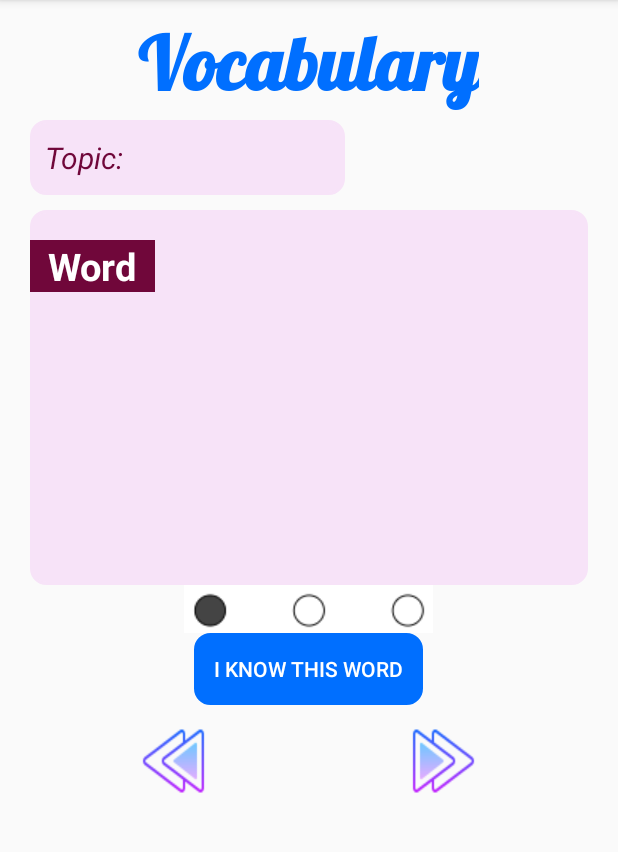
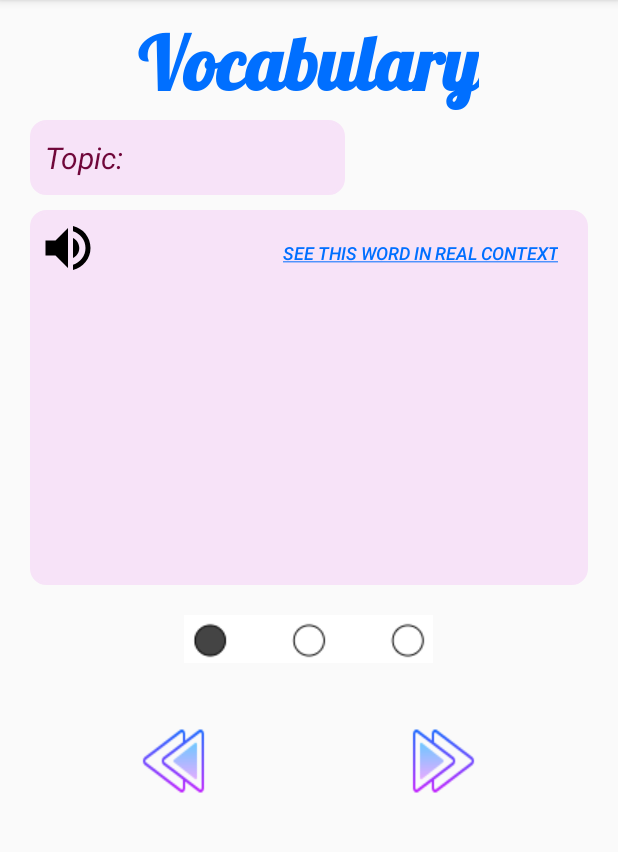
Before and after one commit to ndkhanh360/anna, an Android app: the DetailVocab screen opened directly, with no data from a screen before it, on a phone screen of 412 x 824 dp, the part 84-936 px from its top. Run offline under Robolectric (Android 15) with nearby library versions, the light colour scheme and no system bars; our stand-ins replace Firebase (no records; nobody signed in at launch, a user with empty details on screens opened directly); 6 statements that could not run were skipped.

Commit message:
modify study vocab  flow, delete pronunciation

```diff
--- a/app/src/main/java/com/example/anna/DetailVocab.java
+++ b/app/src/main/java/com/example/anna/DetailVocab.java
@@ -5,6 +5,7 @@ import androidx.appcompat.app.AppCompatActivity;
 import android.content.Intent;
 import android.graphics.Color;
 import android.os.Bundle;
+import android.speech.tts.TextToSpeech;
 import android.util.Log;
 import android.view.GestureDetector;
 import android.view.MotionEvent;
@@ -13,16 +14,19 @@ import android.widget.Button;
 import android.widget.ImageView;
 import android.widget.LinearLayout;
 import android.widget.TextView;
+import android.widget.Toast;
 
 import java.util.ArrayList;
+import java.util.Locale;
 
 public class DetailVocab extends AppCompatActivity {
-    private TextView tv_save, tv_topic, tv_content;
+    private TextView tv_save, tv_topic;
+    String word;
     private  Button btnNext, btnFinish;
     ImageView imageView;
 
     ArrayList<Vocabulary> arrVocab = new ArrayList<>();
-
+    TextToSpeech textToSpeech;
     Vocabulary vocab;
 
     public static final String Topic = "t";
@@ -45,10 +49,19 @@ public class DetailVocab extends AppCompatActivity {
         super.onCreate(savedInstanceState);
         setContentView(R.layout.activity_detail_vocab);
 
+        textToSpeech=new TextToSpeech(getApplicationContext(), new TextToSpeech.OnInitListener() {
+            @Override
+            public void onInit(int status) {
+                if(status != TextToSpeech.ERROR) {
+                    textToSpeech.setLanguage(Locale.UK);
+                }
+            }
+        });
+
         arrVocab = Topic_Vocab.vocabArrayList;
 
         tv_topic = findViewById(R.id.tv_topic);
-        tv_content = findViewById(R.id.tv_content);
+//        tv_content = findViewById(R.id.tv_content);
         tv_save = findViewById(R.id.tv_word);
 
         ln = findViewById(R.id.ln_word);
@@ -89,6 +102,23 @@ public class DetailVocab extends AppCompatActivity {
         startActivity(i);
     }
 
+    public void btn_onClick_VocabYouglish(View view) {
+        Intent i = new Intent(DetailVocab.this, YouGlish.class);
+        String url = "https://youglish.com/pronounce/" + word.toLowerCase() + "/english";
+        i.putExtra("url", url);
+        Log.d("url", url);
+        startActivity(i);
+    }
+
+    public void btn_onClick_Play(View view) {
+        playVocabText();
+    }
+
+    private void playVocabText() {
+        String content = tv_save.getText().toString();
+        textToSpeech.speak(content, TextToSpeech.QUEUE_FLUSH, null);
+    }
+
     class MyGesture extends  GestureDetector.SimpleOnGestureListener
     {
         @Override
@@ -121,19 +151,24 @@ public class DetailVocab extends AppCompatActivity {
         intent.putExtra(Mean, vocab.getMean());
         intent.putExtra(Example, vocab.getExample());
 
+        if(textToSpeech !=null){
+            textToSpeech.stop();
+        }
+
         if (index == 1) {
             intent.putExtra(Content, "  Word  ");
             tv_topic.setText(intent.getStringExtra(Topic));
-            tv_content.setText(intent.getStringExtra(Content));
+//            tv_content.setText(intent.getStringExtra(Content));
             tv_save.setTextSize(40);
-            tv_save.setText(intent.getStringExtra(Word));
+            word = intent.getStringExtra(Word);
+            tv_save.setText(word);
             imageView.setImageResource(R.drawable.im_word);
         }
 
         if (index == 2) {
             intent.putExtra(Content, "  Definition  ");
             tv_topic.setText(intent.getStringExtra(Topic));
-            tv_content.setText(intent.getStringExtra(Content));
+//            tv_content.setText(intent.getStringExtra(Content));
             tv_save.setTextSize(20);
             tv_save.setText(intent.getStringExtra(Mean));
 
@@ -144,12 +179,14 @@ public class DetailVocab extends AppCompatActivity {
         if (index == 3) {
             intent.putExtra(Content, "  Example  ");
             tv_topic.setText(intent.getStringExtra(Topic));
-            tv_content.setText(intent.getStringExtra(Content));
+//            tv_content.setText(intent.getStringExtra(Content));
             tv_save.setTextSize(20);
             tv_save.setText(intent.getStringExtra(Example));
 
             imageView.setImageResource(R.drawable.im_example);
         }
+
+        playVocabText();
 
     }
 
@@ -199,37 +236,37 @@ public class DetailVocab extends AppCompatActivity {
         showDetail(pos_current, index);
     }
 
-    public void btn_KnowWord(View view) {
-        String topic = tv_topic.getText().toString();
-
-        pos_current++;
-        if (pos_current > end) {
+//    public void btn_KnowWord(View view) {
+//        String topic = tv_topic.getText().toString();
+//
+//        pos_current++;
+//        if (pos_current > end) {
+////            pos_current = end;
+////
+////            btnNext.setText("Finish");
+////            btnNext.setTextColor(Color.parseColor("#ffffff"));
+////            btnNext.setBackgroundResource(R.drawable.border);
+////            btnNext.setBackgroundColor(Color.parseColor("#006fff"));
+////
+////            btnNext.setOnClickListener(new View.OnClickListener() {
+////                @Override
+////                public void onClick(View v) {
+////                    Intent i = new Intent(DetailVocab.this, Topic_Vocab.class);
+////                    startActivity(i);
+////                }
+////            });
 //            pos_current = end;
 //
-//            btnNext.setText("Finish");
-//            btnNext.setTextColor(Color.parseColor("#ffffff"));
-//            btnNext.setBackgroundResource(R.drawable.border);
-//            btnNext.setBackgroundColor(Color.parseColor("#006fff"));
-//
-//            btnNext.setOnClickListener(new View.OnClickListener() {
-//                @Override
-//                public void onClick(View v) {
-//                    Intent i = new Intent(DetailVocab.this, Topic_Vocab.class);
-//                    startActivity(i);
-//                }
-//            });
-            pos_current = end;
-
-            btnFinish.setVisibility(View.VISIBLE);
-        }
-        else {
-            while (arrVocab.get(pos_current).getTopic().compareTo(topic) != 0 && pos_current <= end) {
-                pos_current++;
-            }
-        }
-        index = 1;
-        showDetail(pos_current, index);
-    }
+//            btnFinish.setVisibility(View.VISIBLE);
+//        }
+//        else {
+//            while (arrVocab.get(pos_current).getTopic().compareTo(topic) != 0 && pos_current <= end) {
+//                pos_current++;
+//            }
+//        }
+//        index = 1;
+//        showDetail(pos_current, index);
+//    }
 
     private int getEnd(String topic, ArrayList<Vocabulary> v)
     {
@@ -241,4 +278,12 @@ public class DetailVocab extends AppCompatActivity {
         return c;
     }
 
+    public void onPause(){
+        if(textToSpeech !=null){
+            textToSpeech.stop();
+            textToSpeech.shutdown();
+        }
+        super.onPause();
+    }
+
 }
--- a/app/src/main/java/com/example/anna/StartPronun.java
+++ b/app/src/main/java/com/example/anna/StartPronun.java
@@ -17,6 +17,7 @@ public class StartPronun extends AppCompatActivity {
     public void btn_onClick_YouGlish(View view)
     {
         Intent i = new Intent(StartPronun.this, YouGlish.class);
+        i.putExtra("url", "https://youglish.com");
         startActivity(i);
     }
 }
--- a/app/src/main/java/com/example/anna/YouGlish.java
+++ b/app/src/main/java/com/example/anna/YouGlish.java
@@ -3,6 +3,7 @@ package com.example.anna;
 import androidx.appcompat.app.AppCompatActivity;
 
 import android.content.Context;
+import android.content.Intent;
 import android.net.ConnectivityManager;
 import android.net.NetworkInfo;
 import android.os.Bundle;
@@ -26,7 +27,9 @@ public class YouGlish extends AppCompatActivity {
             webSettings.setJavaScriptEnabled(true);
             myWebView.setWebViewClient(new MyWebViewClient());
 
-            myWebView.loadUrl("https://youglish.com/");
+            Intent intent = getIntent();
+            String url = intent.getStringExtra("url");
+            myWebView.loadUrl(url);
         } else {
             Toast.makeText(this.getBaseContext(), "No Internet connection!", Toast.LENGTH_LONG).show();
         }
--- /dev/null
+++ b/app/src/main/res/drawable/play.xml
@@ -0,0 +1,9 @@
+<vector xmlns:android="http://schemas.android.com/apk/res/android"
+        android:width="24dp"
+        android:height="24dp"
+        android:viewportWidth="24.0"
+        android:viewportHeight="24.0">
+    <path
+        android:fillColor="#FF000000"
+        android:pathData="M3,9v6h4l5,5L12,4L7,9L3,9zM16.5,12c0,-1.77 -1.02,-3.29 -2.5,-4.03v8.05c1.48,-0.73 2.5,-2.25 2.5,-4.02zM14,3.23v2.06c2.89,0.86 5,3.54 5,6.71s-2.11,5.85 -5,6.71v2.06c4.01,-0.91 7,-4.49 7,-8.77s-2.99,-7.86 -7,-8.77z"/>
+</vector>
--- a/app/src/main/res/layout/activity_detail_vocab.xml
+++ b/app/src/main/res/layout/activity_detail_vocab.xml
@@ -72,47 +72,77 @@
         android:backgroundTint="#F7E3F8"
         android:orientation="vertical">
 
-        <TextView
-            android:id="@+id/tv_content"
-            android:layout_width="wrap_content"
+<!--        <TextView-->
+<!--            android:id="@+id/tv_content"-->
+<!--            android:layout_width="wrap_content"-->
+<!--            android:layout_height="wrap_content"-->
+<!--            android:layout_marginTop="20sp"-->
+<!--            android:background="@color/colorAccent"-->
+<!--            android:textColor="#ffffff"-->
+<!--            android:text="  Word "-->
+<!--            android:textSize="25sp"-->
+<!--            android:textStyle="bold" />-->
+        <LinearLayout
+            android:layout_width="match_parent"
             android:layout_height="wrap_content"
-            android:layout_marginTop="20sp"
-            android:background="@color/colorAccent"
-            android:textColor="#ffffff"
-            android:text="  Word "
-            android:textSize="25sp"
-            android:textStyle="bold" />
-
+            android:orientation="horizontal">
+            <Button
+                android:layout_width="40dp"
+                android:layout_height="40dp"
+                android:id="@+id/vocab_btn_play"
+                android:onClick="btn_onClick_Play"
+                android:gravity="left"
+                android:layout_margin="5dp"
+                android:background="@drawable/play">
+            </Button>
+            <Button
+                android:layout_width="match_parent"
+                android:layout_height="wrap_content"
+                android:gravity="right"
+                android:layout_gravity="center_vertical"
+                android:padding="20dp"
+                android:id="@+id/vocab_btn_youglish"
+                android:textSize="12dp"
+                android:onClick="btn_onClick_VocabYouglish"
+                android:background="@android:color/transparent"
+                android:textStyle="italic"
+                android:textColor="#006fff"
+                android:text="@string/vocab_youglish">
+            </Button>
+        </LinearLayout>
         <TextView
             android:id="@+id/tv_word"
             android:layout_width="match_parent"
             android:layout_height="match_parent"
             android:gravity="center"
+            android:padding="10dp"
             android:text="name"
             android:textColor="@color/colorAccent"
             android:textSize="20sp" />
+
     </LinearLayout>
 
     <ImageView
         android:layout_width="wrap_content"
         android:layout_height="wrap_content"
         android:background="@drawable/im_word"
+        android:layout_margin="20dp"
         android:layout_below="@id/ln_word"
         android:id="@+id/image"
         android:layout_centerHorizontal="true"/>
 
-    <Button
-        android:layout_width="wrap_content"
-        android:layout_height="wrap_content"
-        android:layout_below="@+id/image"
-        android:layout_centerHorizontal="true"
-        android:text=" I know this word "
-        android:paddingHorizontal="10dp"
-        android:textColor="#ffffff"
-        android:background="@drawable/border"
-        android:backgroundTint="#006fff"
-        android:id="@+id/btnKnowWord"
-        android:onClick="btn_KnowWord"/>
+<!--    <Button-->
+<!--        android:layout_width="wrap_content"-->
+<!--        android:layout_height="wrap_content"-->
+<!--        android:layout_below="@+id/image"-->
+<!--        android:layout_centerHorizontal="true"-->
+<!--        android:text=" I know this word "-->
+<!--        android:paddingHorizontal="10dp"-->
+<!--        android:textColor="#ffffff"-->
+<!--        android:background="@drawable/border"-->
+<!--        android:backgroundTint="#006fff"-->
+<!--        android:id="@+id/btnKnowWord"-->
+<!--        android:onClick="btn_KnowWord"/>-->
 
     <LinearLayout
         android:layout_width="wrap_content"
--- a/app/src/main/res/layout/vocab_item.xml
+++ b/app/src/main/res/layout/vocab_item.xml
@@ -8,7 +8,7 @@
     <TextView
         android:layout_width="wrap_content"
         android:layout_height="70sp"
-        android:textSize="30sp"
+        android:textSize="15sp"
         android:layout_gravity="center"
         android:textStyle="bold"
         android:id="@+id/tp"/>
--- a/app/src/main/res/values/strings.xml
+++ b/app/src/main/res/values/strings.xml
@@ -6,7 +6,7 @@
     <string name="dummy_content">DUMMY\nCONTENT</string>
 
     <string name="sharedPref">tokenServer</string>
-
+    <string name="vocab_youglish"><u>See this word in real context</u></string>
     <string name="ready_string">Click below button to start recording...</string>
     <string-array name="sex_array">
         <item>Male</item>
```
Also changed, not shown: app/src/main/java/com/example/anna/StartLearn.java (+8 -8 lines), app/src/main/res/layout/activity_start_learn.xml (+5 -35 lines), 1 other file.
